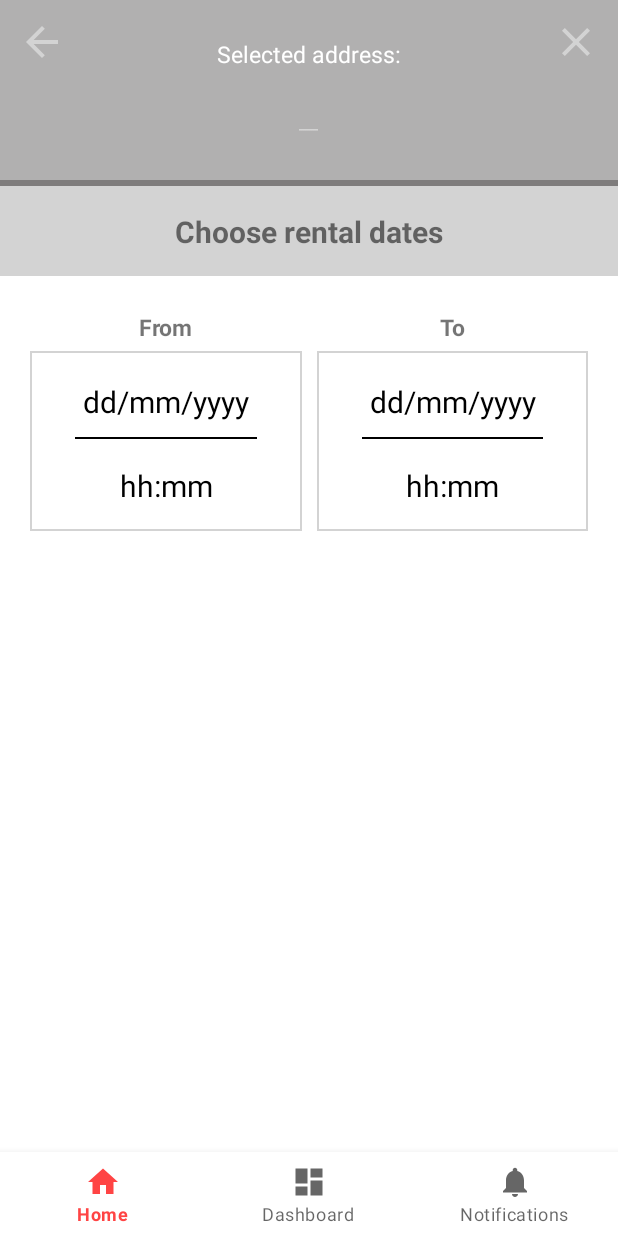
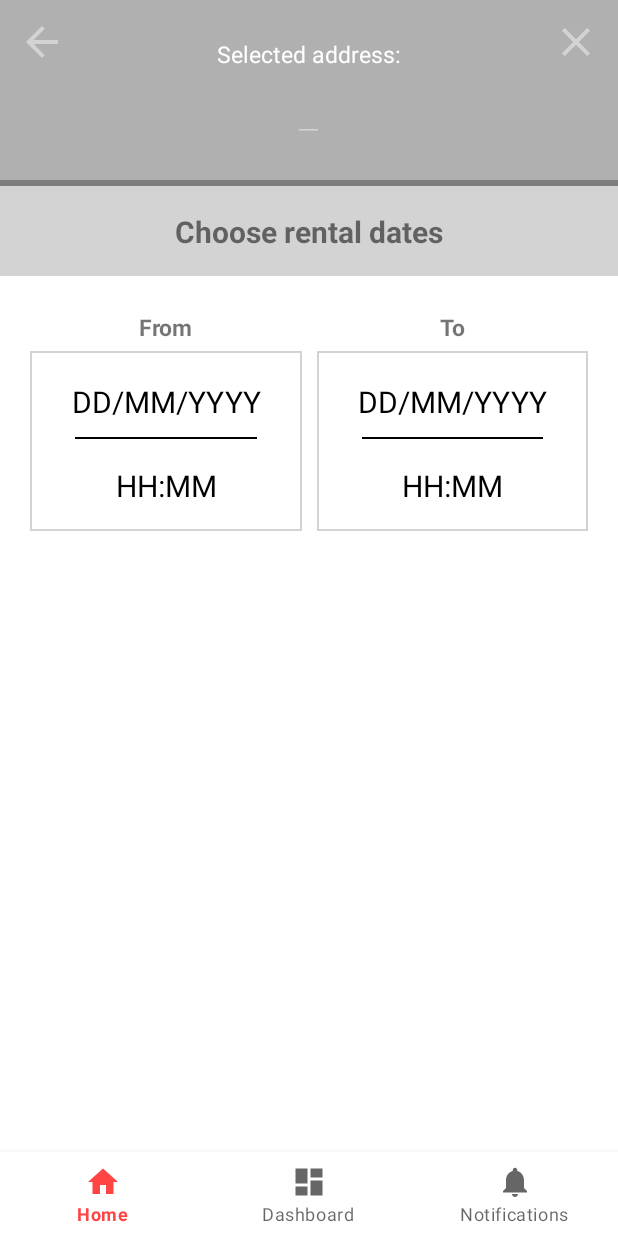
Before and after one commit to EliramElgrably/Rentee, an Android app: the NewRentDateFragment screen opened through its navigation route, on a phone screen of 412 x 824 dp. Run offline under Robolectric (Android 15) with nearby library versions, the phone set to English and light mode, and no system bars; our stand-ins replace data binding, navigation-ui; 2 statements that could not run were skipped.

Commit message:
Adding some touch

```diff
--- a/app/src/main/res/layout/date_time_field.xml
+++ b/app/src/main/res/layout/date_time_field.xml
@@ -31,7 +31,7 @@
                 app:layout_constraintEnd_toEndOf="parent"
                 app:layout_constraintStart_toStartOf="parent"
                 app:layout_constraintTop_toTopOf="parent"
-                android:text="dd/mm/yyyy" />
+                android:text="DD/MM/YYYY" />
 
             <View
                 android:id="@+id/separation_view"
@@ -60,7 +60,7 @@
                 app:layout_constraintEnd_toEndOf="parent"
                 app:layout_constraintStart_toStartOf="parent"
                 app:layout_constraintTop_toBottomOf="@+id/separation_view"
-                android:text="hh:mm" />
+                android:text="HH:MM" />
 
 
         </androidx.constraintlayout.widget.ConstraintLayout>
```
Also changed, not shown: app/src/main/java/com/example/rentee/ui/home/NewRentViewModel.kt (+10 -6 lines).
